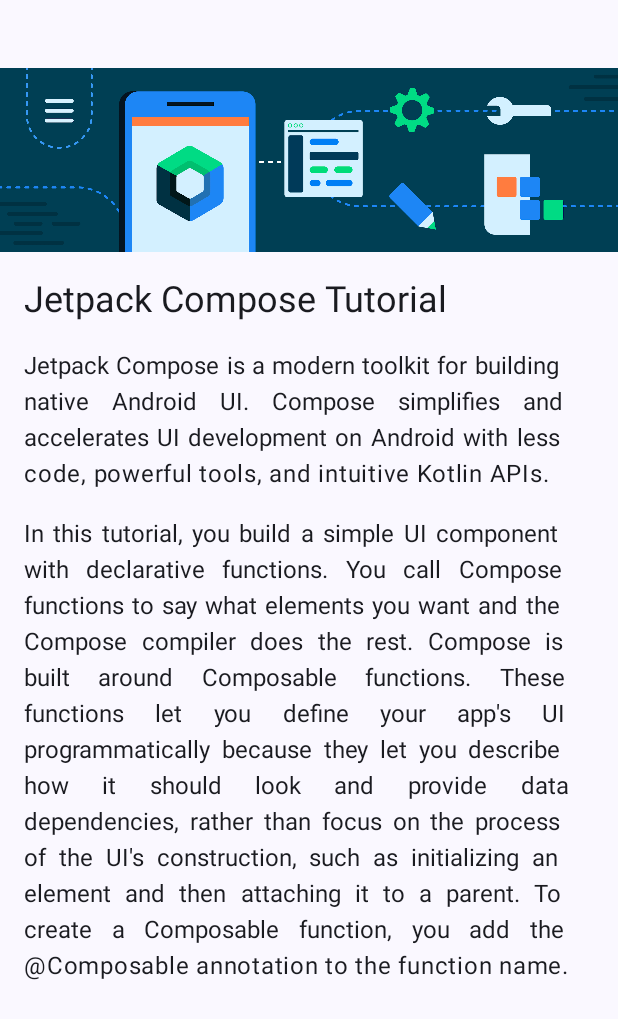
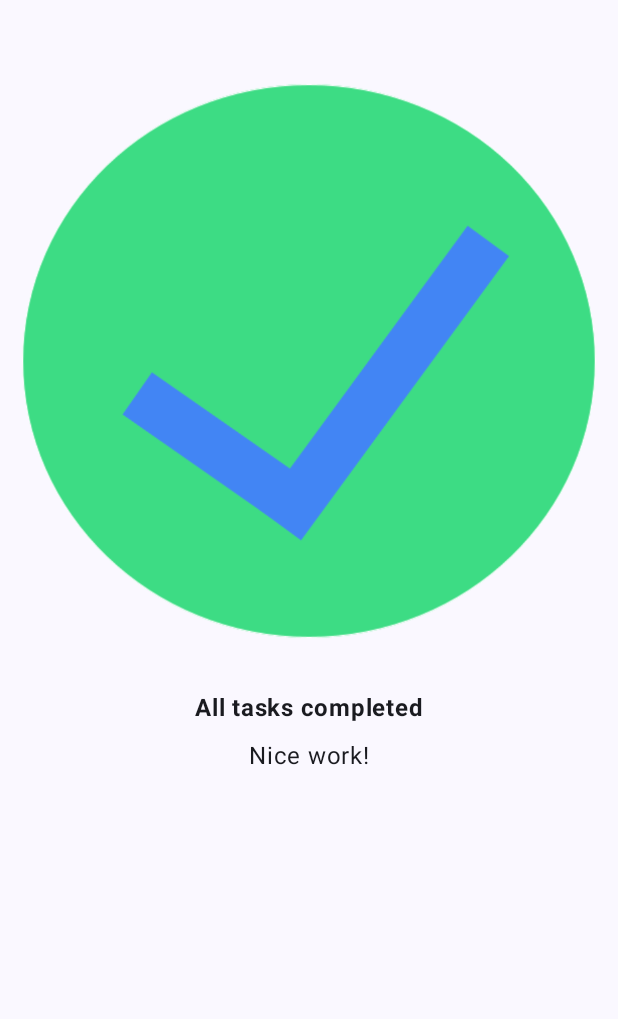
Before and after one commit to Killercavin/AndroidIntroApp, an Android app built with Jetpack Compose: the screen it shows after launch (MainActivity), on a phone screen of 412 x 824 dp. Shown: the top 1019 px of the screen. Run offline under Robolectric (Android 15) with nearby library versions, the phone set to English and light mode, and no system bars.

Commit message:
Added task manager

```diff
--- a/app/src/main/java/com/example/androidintroapp/MainActivity.kt
+++ b/app/src/main/java/com/example/androidintroapp/MainActivity.kt
@@ -13,10 +13,12 @@ import androidx.compose.material3.MaterialTheme
 import androidx.compose.material3.Surface
 import androidx.compose.material3.Text
 import androidx.compose.runtime.Composable
+import androidx.compose.ui.Alignment
 import androidx.compose.ui.Modifier
 import androidx.compose.ui.graphics.painter.Painter
 import androidx.compose.ui.res.painterResource
 import androidx.compose.ui.res.stringResource
+import androidx.compose.ui.text.font.FontWeight
 import androidx.compose.ui.text.style.TextAlign
 import androidx.compose.ui.tooling.preview.Preview
 import androidx.compose.ui.unit.dp
@@ -43,22 +45,24 @@ class MainActivity : ComponentActivity() {
 
 @Composable
 fun AndroidIntroApp() {
-    ArticleCard(
+    TaskCard(
         title = stringResource(R.string.title),
-        shortDescription = stringResource(R.string.short_description),
-        longDescription = stringResource(R.string.long_description)
+        shortDescription = stringResource(R.string.short_description)
     )
 }
 
 @Composable
-fun ArticleCard(
+fun TaskCard(
     modifier: Modifier = Modifier,
     title: String,
     shortDescription: String,
-    longDescription: String,
-    imagePainter: Painter = painterResource(R.drawable.bg_compose_background)
+    imagePainter: Painter = painterResource(R.drawable.ic_task_completed)
 ) {
-    Column(modifier = modifier) {
+    Column(
+        modifier = modifier
+            .fillMaxWidth(),
+        horizontalAlignment = Alignment.CenterHorizontally
+    ) {
         Image(
             painter = imagePainter,
             contentDescription = null,
@@ -69,11 +73,14 @@ fun ArticleCard(
 
         Text(
             text = title,
-            style = MaterialTheme.typography.headlineSmall,
-            textAlign = TextAlign.Center,
-            fontSize = 24.sp,
+            textAlign = TextAlign.Justify,
+            fontSize = 16.sp,
+            fontWeight = FontWeight.Bold,
             modifier = Modifier
-                .padding(16.dp)
+                .padding(
+                    top = 24.dp,
+                    bottom = 8.dp
+                )
         )
 
         Text(
@@ -85,13 +92,6 @@ fun ArticleCard(
                     end = 16.dp
                 )
         )
-
-        Text(
-            text = longDescription,
-            textAlign = TextAlign.Justify,
-            modifier = Modifier
-                .padding(16.dp)
-        )
     }
 }
 
@@ -100,9 +100,8 @@ fun ArticleCard(
 )
 @Composable
 private fun AndroidIntroPreview() {
-    ArticleCard(
+    TaskCard(
         title = stringResource(R.string.title),
-        shortDescription = stringResource(R.string.short_description),
-        longDescription = stringResource(R.string.long_description)
+        shortDescription = stringResource(R.string.short_description)
     )
 }
--- a/app/src/main/res/values/strings.xml
+++ b/app/src/main/res/values/strings.xml
@@ -1,6 +1,5 @@
 <resources>
     <string name="app_name">AndroidIntroApp</string>
-    <string name="title">Jetpack Compose Tutorial</string>
-    <string name="short_description">Jetpack Compose is a modern toolkit for building native Android UI. Compose simplifies and accelerates UI development on Android with less code, powerful tools, and intuitive Kotlin APIs.</string>
-    <string name="long_description">In this tutorial, you build a simple UI component with declarative functions. You call Compose functions to say what elements you want and the Compose compiler does the rest. Compose is built around Composable functions. These functions let you define your app\'s UI programmatically because they let you describe how it should look and provide data dependencies, rather than focus on the process of the UI\'s construction, such as initializing an element and then attaching it to a parent. To create a Composable function, you add the @Composable annotation to the function name.</string>
+    <string name="title">All tasks completed</string>
+    <string name="short_description">Nice work!</string>
 </resources>
```
Also changed, not shown: app/src/main/res/drawable/ic_task_completed.png (added).
